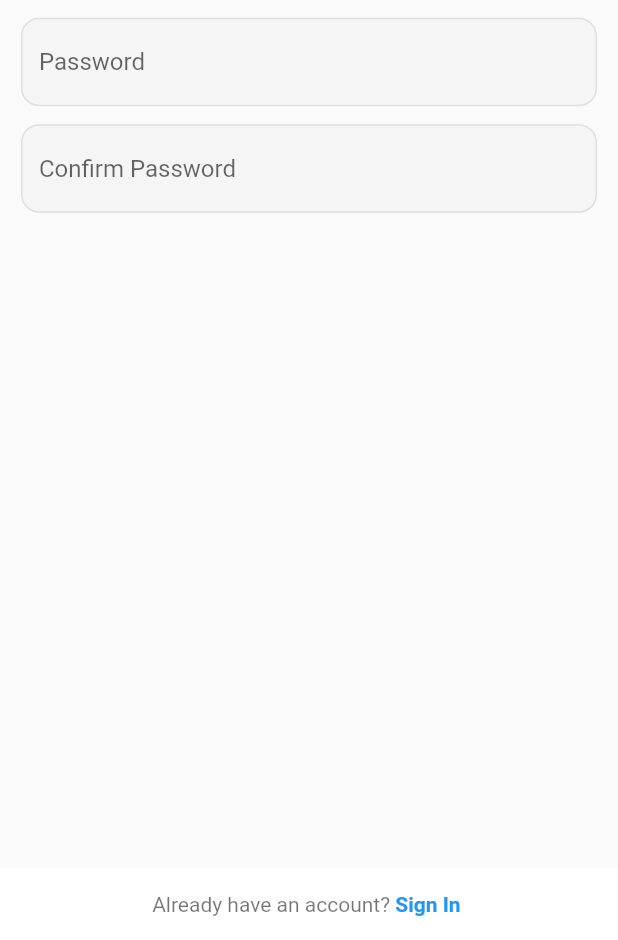
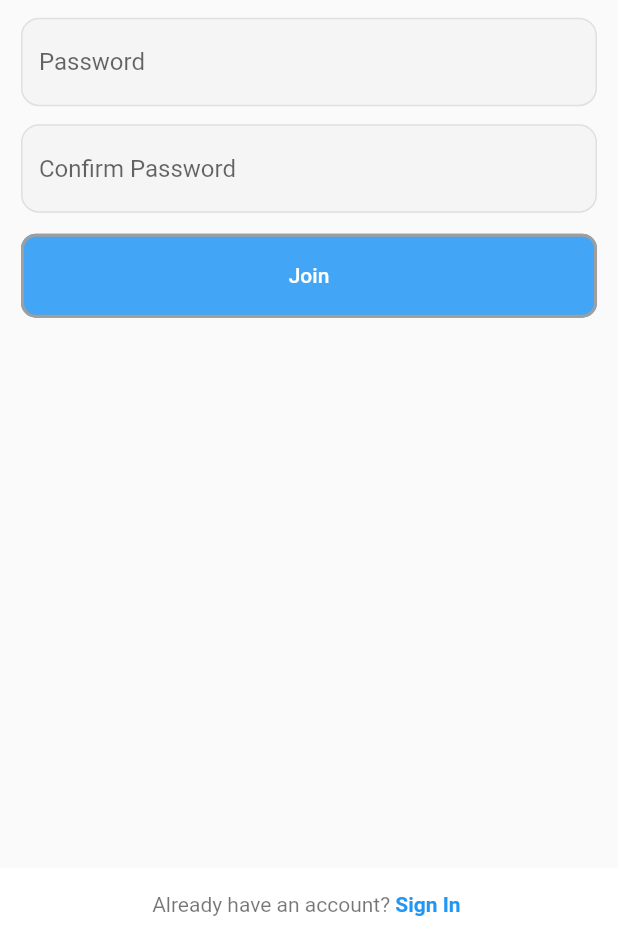
Before and after one commit to 702ne/insta, a Flutter app: the screen it shows after launch, after a tap on an icon or button, on a phone screen of 412 x 824 dp, the part 296-1236 px from its top. Run offline on Flutter 3.47's test engine with Material 2 defaults, Android fonts, the phone set to English and light mode, and no system bars; our stand-ins replace cached_network_image.

Commit message:
textInput validation, OutlinedButton styling

```diff
--- a/lib/widgets/sign_up_form.dart
+++ b/lib/widgets/sign_up_form.dart
@@ -33,41 +33,68 @@ class _SignUpFormState extends State<SignUpForm> {
               const SizedBox(height: common_l_gap),
               Image.asset('assets/images/insta_text_logo.png'),
               TextFormField(
+                cursorColor: Colors.black54,
                 controller: _emailController,
                 decoration: _textInputDecor('Email'),
                 validator: (text) {
                   if (text!.isNotEmpty && text.contains("@")) {
                     return null;
                   } else {
-                    'Please enter your email correctly';
+                    return 'Please enter your email correctly';
                   }
                   return null;
                 },
               ),
               const SizedBox(height: common_s_gap),
               TextFormField(
+                cursorColor: Colors.black54,
                 controller: _passwordController,
                 decoration: _textInputDecor('Password'),
+                obscureText: true,
                 validator: (text) {
                   if (text!.isNotEmpty && text.length > 5) {
                     return null;
                   } else {
-                    'Please enter your password correctly';
+                    return 'Please enter your password correctly';
                   }
                   return null;
                 },
               ),
               const SizedBox(height: common_s_gap),
               TextFormField(
-                controller: _passwordController,
+                cursorColor: Colors.black54,
+                controller: _cPasswordController,
                 decoration: _textInputDecor('Confirm Password'),
+                obscureText: true,
                 validator: (text) {
                   if (text!.isNotEmpty && text == _passwordController.text) {
                     return null;
                   } else {
-                    'Please check your password correctly';
+                    return 'Please check your password correctly';
                   }
                   return null;
+                },
+              ),
+              const SizedBox(
+                height: common_gap,
+              ),
+              OutlinedButton(
+                style: OutlinedButton.styleFrom(
+                  padding: const EdgeInsets.all(20),
+                  backgroundColor: Colors.blue[400],
+                  shape: RoundedRectangleBorder(
+                    borderRadius: BorderRadius.circular(10.0),
+                  ),
+                  side: const BorderSide(width: 2, color: Colors.grey),
+                ),
+                child: const Text(
+                  'Join',
+                  style: TextStyle(color: Colors.white),
+                ),
+                onPressed: () {
+                  if (_formKey.currentState!.validate()) {
+                    print('Validation success!!!');
+                  }
                 },
               ),
             ],
@@ -81,6 +108,9 @@ class _SignUpFormState extends State<SignUpForm> {
         enabledBorder: OutlineInputBorder(
             borderSide: BorderSide(color: Colors.grey[300]!),
             borderRadius: BorderRadius.circular(common_s_gap)),
+        errorBorder: OutlineInputBorder(
+            borderSide: BorderSide(color: Colors.red[300]!),
+            borderRadius: BorderRadius.circular(common_s_gap)),
         filled: true,
         fillColor: Colors.grey[100]);
   }
```
